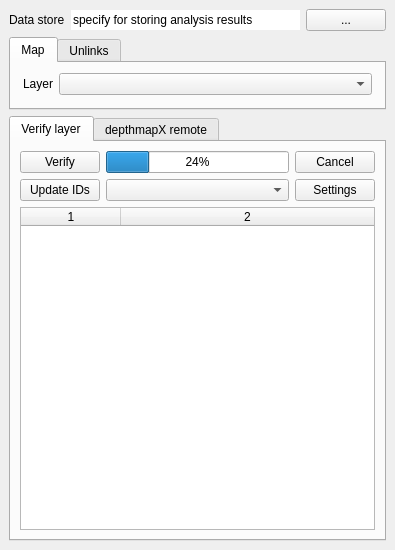
Old version of the form esstoolkit/analysis/ui_Analysis.ui in the repository SpaceGroupUCL/qgisSpaceSyntaxToolkit.
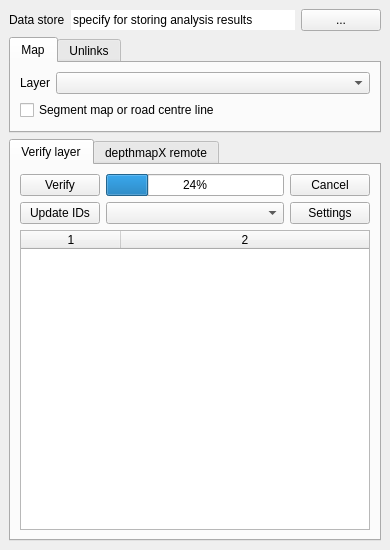
New version of the form.

Commit message: add segmentation check to dialog

Patch:
```diff
--- a/esstoolkit/analysis/ui_Analysis.ui
+++ b/esstoolkit/analysis/ui_Analysis.ui
@@ -6,13 +6,13 @@
    <rect>
     <x>0</x>
     <y>0</y>
-    <width>395</width>
+    <width>390</width>
     <height>550</height>
    </rect>
   </property>
   <property name="minimumSize">
    <size>
-    <width>395</width>
+    <width>390</width>
     <height>550</height>
    </size>
   </property>
@@ -73,24 +73,15 @@
        <attribute name="title">
         <string>Map</string>
        </attribute>
-       <layout class="QHBoxLayout" name="horizontalLayout_5" stretch="0,4">
-        <property name="leftMargin">
-         <number>12</number>
-        </property>
-        <property name="rightMargin">
-         <number>12</number>
-        </property>
-        <property name="bottomMargin">
-         <number>12</number>
-        </property>
-        <item>
+       <layout class="QGridLayout" name="gridLayout" columnstretch="0,1">
+        <item row="0" column="0">
          <widget class="QLabel" name="analysisMapLabel">
           <property name="text">
            <string>Layer</string>
           </property>
          </widget>
         </item>
-        <item>
+        <item row="0" column="1">
          <widget class="QComboBox" name="analysisMapCombo">
           <property name="sizePolicy">
            <sizepolicy hsizetype="Minimum" vsizetype="Fixed">
@@ -100,6 +91,13 @@
           </property>
          </widget>
         </item>
+        <item row="1" column="0" colspan="2">
+         <widget class="QCheckBox" name="analysisMapSegmentCheck">
+          <property name="text">
+           <string>Segment map or road centre line</string>
+          </property>
+         </widget>
+        </item>
        </layout>
       </widget>
       <widget class="QWidget" name="analysisUnlinksTab">
```
The commit also changes 2 other files.
